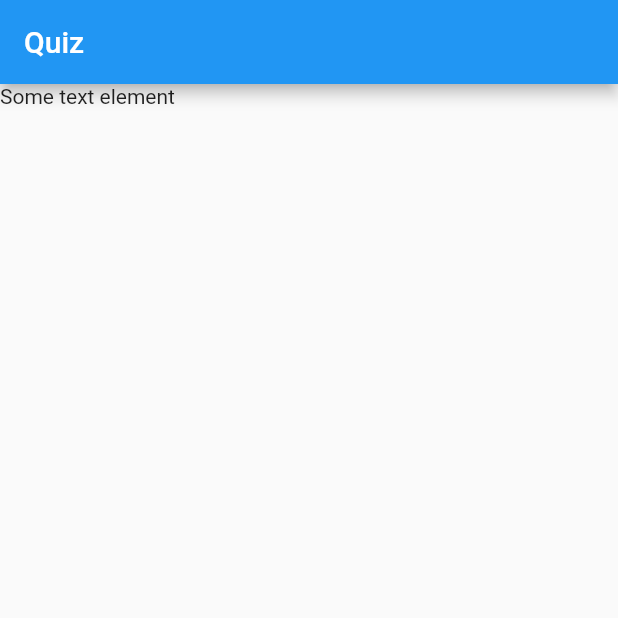
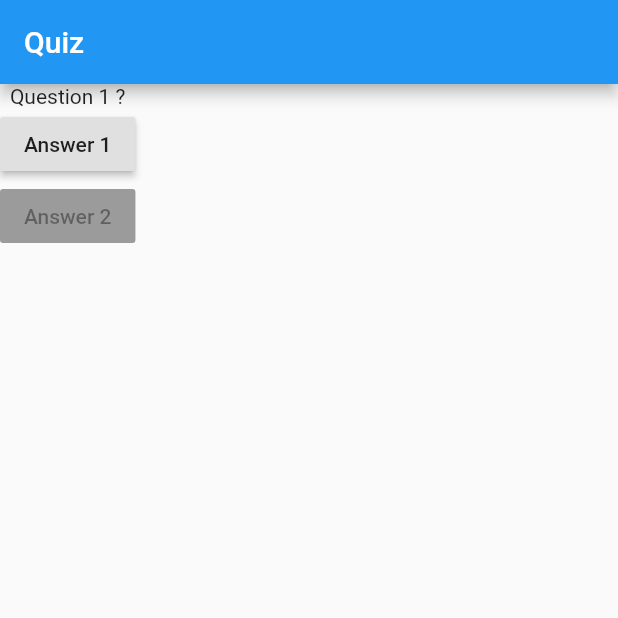
Before and after one commit to karthickai/flutter_quiz, a Flutter app: the screen it shows after launch, on a phone screen of 412 x 824 dp, the top half of it. Run offline on Flutter 3.47's test engine with Material 2 defaults, Android fonts, the phone set to English and light mode, and no system bars.

```diff
--- a/lib/main.dart
+++ b/lib/main.dart
@@ -4,14 +4,44 @@ void main(List<String> args) {
   runApp(MyApp());
 }
 
-class MyApp extends StatelessWidget {
+class MyApp extends StatefulWidget {
+  @override
+  State<StatefulWidget> createState() {
+    // TODO: implement createState
+    return MyAppState();
+  }
+}
+
+class MyAppState extends State<MyApp> {
+  int questionIndex = 0;
+
+  void answerButton(){
+    setState(() {
+     questionIndex++;
+    });
+    print(questionIndex);
+  }
+  var questions = ['Question 1 ?', 'Question 2', 'Question 3'];
+
   Widget build(BuildContext context) {
     return MaterialApp(
       home: Scaffold(
         appBar: AppBar(
           title: Text('Quiz'),
         ),
-        body: Text('Some text element'),
+        body: Column(
+          children: <Widget>[
+            Text(questions[questionIndex]),
+            RaisedButton(
+              child: Text('Answer 1'),
+              onPressed: answerButton,
+            ),
+            RaisedButton(
+              child: Text('Answer 2'),
+              onPressed: null,
+            ),
+          ],
+        ),
       ),
     );
   }
```
